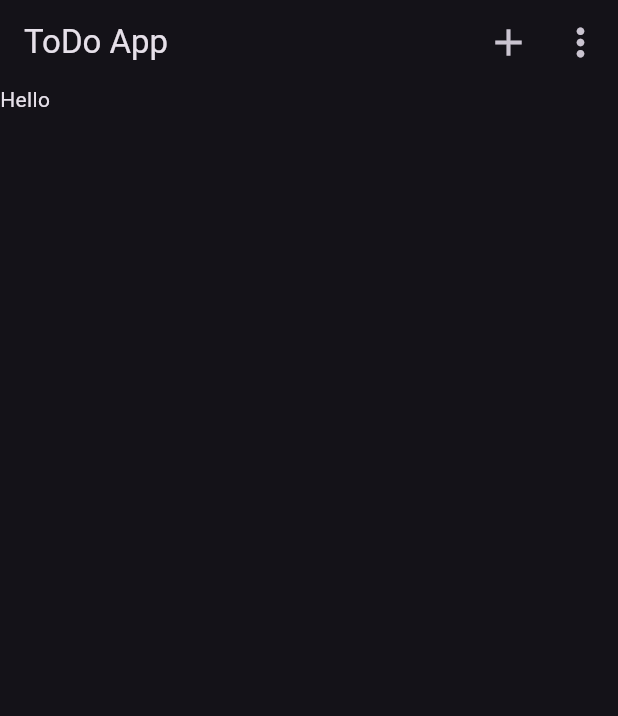
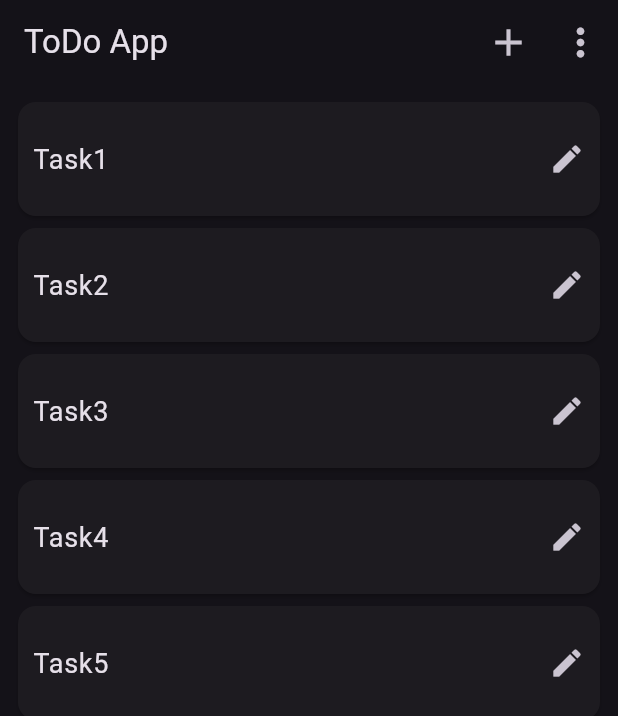
Before and after one commit to VSat08/flutter-todo, a Flutter app: the screen it shows after launch, on a phone screen of 412 x 824 dp. Shown: the top 716 px of the screen. Run offline on Flutter 3.47's test engine with Material 3 defaults, Android fonts, the phone set to English and light mode, and no system bars.

Commit message:
Todo List UI completed

```diff
--- a/lib/main.dart
+++ b/lib/main.dart
@@ -26,6 +26,7 @@ class MainScreen extends StatefulWidget {
 }
 
 class _MainScreenState extends State<MainScreen> {
+  List<String> todo = ["Task1", "Task2", "Task3", "Task4", "Task5"];
   void createTodo() {
     showModalBottomSheet(
         isScrollControlled: true,
@@ -92,7 +93,24 @@ class _MainScreenState extends State<MainScreen> {
           ),
         ],
       ),
-      body: Text("Hello"),
+      body: Container(
+        padding: EdgeInsets.all(8),
+        child: ListView.builder(
+          itemCount: todo.length,
+          itemBuilder: (context, index) {
+            return Card(
+              child: ListTile(
+                contentPadding: EdgeInsets.all(10),
+                title: Text(
+                  todo[index],
+                  style: TextStyle(fontSize: 18),
+                ),
+                trailing: Icon(Icons.edit),
+              ),
+            );
+          },
+        ),
+      ),
     );
   }
 }
```
